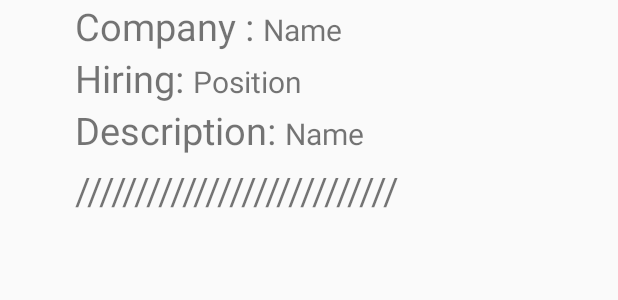
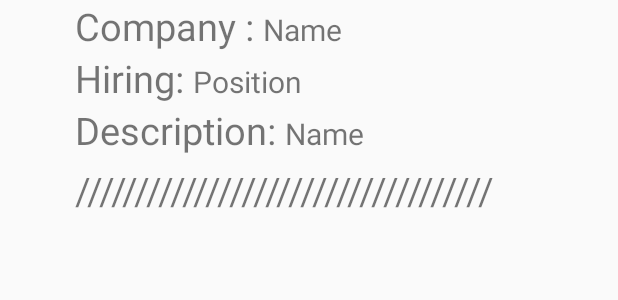
Before and after one commit to jaiminshah17/EasyStartUp2, an Android app: the layout company_list_model.xml on its own in the app's theme, with its tools: preview values and no code run, on a phone screen of 412 x 824 dp. Shown: the top 300 px of the screen. Run offline under Robolectric (Android 15) with nearby library versions, the phone set to English and light mode, and no system bars.

Commit message:
List page optimal

```diff
--- a/app/src/main/res/layout/company_list_model.xml
+++ b/app/src/main/res/layout/company_list_model.xml
@@ -72,9 +72,9 @@
             android:textSize="25dp"
             android:layout_marginTop="5dp"
             android:id="@+id/cutend"
-            android:layout_width="wrap_content"
+            android:layout_width="match_parent"
             android:layout_height="wrap_content"
-            android:text="///////////////////////////" />
+            android:text="///////////////////////////////////" />
 
     </TableLayout>
 
```
